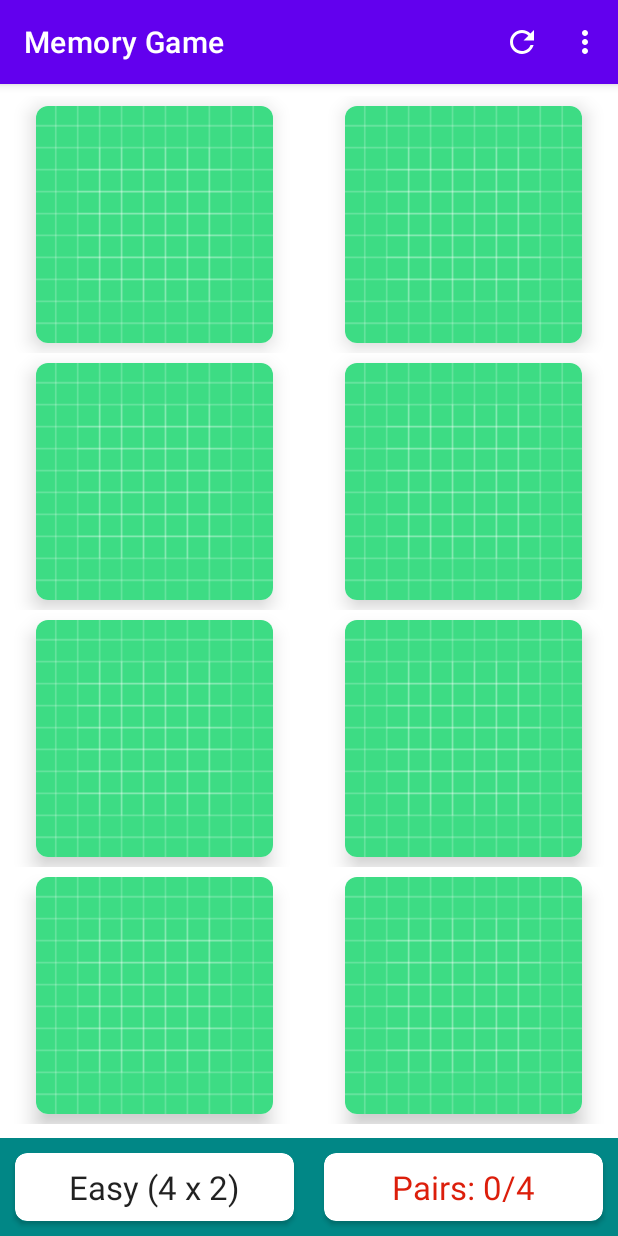
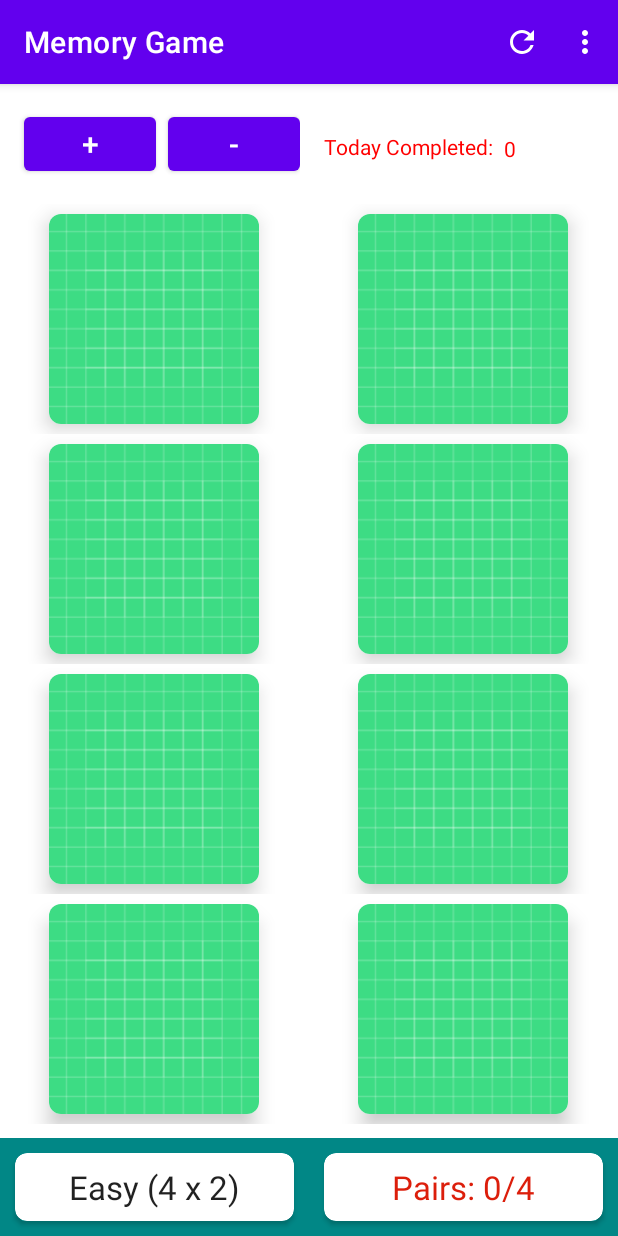
Before and after one commit to zbr79/new-stem, an Android app: the screen it shows after launch (MainActivity), on a phone screen of 412 x 824 dp. Run offline under Robolectric (Android 15) with nearby library versions, the phone set to English and light mode, and no system bars.

Commit message:
added fragments

```diff
--- /dev/null
+++ b/app/src/main/java/com/example/final_project/utils/set_button.kt
@@ -0,0 +1,60 @@
+package com.example.final_project.utils
+
+import android.os.Bundle
+import androidx.fragment.app.Fragment
+import android.view.LayoutInflater
+import android.view.View
+import android.view.ViewGroup
+import com.example.final_project.R
+
+// TODO: Rename parameter arguments, choose names that match
+// the fragment initialization parameters, e.g. ARG_ITEM_NUMBER
+private const val ARG_PARAM1 = "param1"
+private const val ARG_PARAM2 = "param2"
+
+/**
+ * A simple [Fragment] subclass.
+ * Use the [set_button.newInstance] factory method to
+ * create an instance of this fragment.
+ */
+class set_button : Fragment() {
+    // TODO: Rename and change types of parameters
+    private var param1: String? = null
+    private var param2: String? = null
+
+    override fun onCreate(savedInstanceState: Bundle?) {
+        super.onCreate(savedInstanceState)
+        arguments?.let {
+            param1 = it.getString(ARG_PARAM1)
+            param2 = it.getString(ARG_PARAM2)
+        }
+    }
+
+    override fun onCreateView(
+        inflater: LayoutInflater, container: ViewGroup?,
+        savedInstanceState: Bundle?
+    ): View? {
+        // Inflate the layout for this fragment
+        return inflater.inflate(R.layout.fragment_set_button, container, false)
+    }
+
+    companion object {
+        /**
+         * Use this factory method to create a new instance of
+         * this fragment using the provided parameters.
+         *
+         * @param param1 Parameter 1.
+         * @param param2 Parameter 2.
+         * @return A new instance of fragment set_button.
+         */
+        // TODO: Rename and change types and number of parameters
+        @JvmStatic
+        fun newInstance(param1: String, param2: String) =
+            set_button().apply {
+                arguments = Bundle().apply {
+                    putString(ARG_PARAM1, param1)
+                    putString(ARG_PARAM2, param2)
+                }
+            }
+    }
+}
--- /dev/null
+++ b/app/src/main/java/com/example/final_project/utils/set_text.kt
@@ -0,0 +1,60 @@
+package com.example.final_project.utils
+
+import android.os.Bundle
+import androidx.fragment.app.Fragment
+import android.view.LayoutInflater
+import android.view.View
+import android.view.ViewGroup
+import com.example.final_project.R
+
+// TODO: Rename parameter arguments, choose names that match
+// the fragment initialization parameters, e.g. ARG_ITEM_NUMBER
+private const val ARG_PARAM1 = "param1"
+private const val ARG_PARAM2 = "param2"
+
+/**
+ * A simple [Fragment] subclass.
+ * Use the [set_text.newInstance] factory method to
+ * create an instance of this fragment.
+ */
+class set_text : Fragment() {
+    // TODO: Rename and change types of parameters
+    private var param1: String? = null
+    private var param2: String? = null
+
+    override fun onCreate(savedInstanceState: Bundle?) {
+        super.onCreate(savedInstanceState)
+        arguments?.let {
+            param1 = it.getString(ARG_PARAM1)
+            param2 = it.getString(ARG_PARAM2)
+        }
+    }
+
+    override fun onCreateView(
+        inflater: LayoutInflater, container: ViewGroup?,
+        savedInstanceState: Bundle?
+    ): View? {
+        // Inflate the layout for this fragment
+        return inflater.inflate(R.layout.fragment_set_text, container, false)
+    }
+
+    companion object {
+        /**
+         * Use this factory method to create a new instance of
+         * this fragment using the provided parameters.
+         *
+         * @param param1 Parameter 1.
+         * @param param2 Parameter 2.
+         * @return A new instance of fragment set_text.
+         */
+        // TODO: Rename and change types and number of parameters
+        @JvmStatic
+        fun newInstance(param1: String, param2: String) =
+            set_text().apply {
+                arguments = Bundle().apply {
+                    putString(ARG_PARAM1, param1)
+                    putString(ARG_PARAM2, param2)
+                }
+            }
+    }
+}
--- a/app/src/main/res/layout/activity_create.xml
+++ b/app/src/main/res/layout/activity_create.xml
@@ -5,6 +5,26 @@
     android:layout_width="match_parent"
     android:layout_height="match_parent"
     tools:context=".CreateActivity">
+
+    <androidx.fragment.app.FragmentContainerView
+        android:id="@+id/create_completed_text"
+        android:name="com.example.final_project.utils.set_text"
+        android:layout_width="wrap_content"
+        android:layout_height="wrap_content"
+        android:layout_marginBottom="8dp"
+        app:layout_constraintBottom_toTopOf="@+id/create_complete_button"
+        app:layout_constraintEnd_toEndOf="parent"
+        app:layout_constraintStart_toStartOf="parent" />
+
+    <androidx.fragment.app.FragmentContainerView
+        android:id="@+id/create_complete_button"
+        android:name="com.example.final_project.utils.set_button"
+        android:layout_width="wrap_content"
+        android:layout_height="wrap_content"
+        android:layout_marginBottom="32dp"
+        app:layout_constraintBottom_toTopOf="@+id/etGameName"
+        app:layout_constraintEnd_toEndOf="parent"
+        app:layout_constraintStart_toStartOf="parent" />
 
     <Button
         android:id="@+id/btnSave"
@@ -41,11 +61,11 @@
         android:id="@+id/rvImagePicker"
         android:layout_width="0dp"
         android:layout_height="0dp"
+        android:layout_marginTop="8dp"
         android:overScrollMode="never"
-        app:layout_constraintBottom_toTopOf="@+id/etGameName"
+        app:layout_constraintBottom_toTopOf="@+id/create_completed_text"
         app:layout_constraintEnd_toEndOf="parent"
         app:layout_constraintHorizontal_bias="0.0"
         app:layout_constraintStart_toStartOf="parent"
-        app:layout_constraintTop_toTopOf="parent"
-        app:layout_constraintVertical_bias="1.0" />
+        app:layout_constraintTop_toTopOf="parent" />
 </androidx.constraintlayout.widget.ConstraintLayout>
--- a/app/src/main/res/layout/activity_main.xml
+++ b/app/src/main/res/layout/activity_main.xml
@@ -6,6 +6,26 @@
     android:layout_width="match_parent"
     android:layout_height="match_parent"
     tools:context=".MainActivity">
+
+    <androidx.fragment.app.FragmentContainerView
+        android:id="@+id/main_complete_button"
+        android:name="com.example.final_project.utils.set_button"
+        android:layout_width="wrap_content"
+        android:layout_height="wrap_content"
+        android:layout_marginStart="8dp"
+        android:layout_marginTop="8dp"
+        app:layout_constraintStart_toStartOf="parent"
+        app:layout_constraintTop_toTopOf="parent" />
+
+    <androidx.fragment.app.FragmentContainerView
+        android:id="@+id/main_completed_text"
+        android:name="com.example.final_project.utils.set_text"
+        android:layout_width="wrap_content"
+        android:layout_height="wrap_content"
+        android:layout_marginStart="16dp"
+        android:layout_marginTop="32dp"
+        app:layout_constraintStart_toEndOf="@+id/main_complete_button"
+        app:layout_constraintTop_toTopOf="parent" />
 
     <LinearLayout
         android:id="@+id/LLGameInfo"
@@ -56,7 +76,7 @@
         android:id="@+id/rvBoard"
         android:layout_width="0dp"
         android:layout_height="0dp"
-        android:layout_marginTop="8dp"
+        android:layout_marginTop="80dp"
         android:layout_marginBottom="8dp"
         android:overScrollMode="never"
         app:layout_constraintBottom_toTopOf="@+id/LLGameInfo"
--- /dev/null
+++ b/app/src/main/res/layout/fragment_set_button.xml
@@ -0,0 +1,30 @@
+<?xml version="1.0" encoding="utf-8"?>
+<androidx.constraintlayout.widget.ConstraintLayout xmlns:android="http://schemas.android.com/apk/res/android"
+    xmlns:app="http://schemas.android.com/apk/res-auto"
+    xmlns:tools="http://schemas.android.com/tools"
+    android:layout_width="match_parent"
+    android:layout_height="match_parent"
+    tools:context=".utils.set_button">
+
+    <Button
+        android:id="@+id/btn_plus"
+        android:layout_width="wrap_content"
+        android:layout_height="wrap_content"
+        android:layout_marginStart="8dp"
+        android:layout_marginTop="8dp"
+        android:text="+"
+        android:textSize="20sp"
+        app:layout_constraintStart_toStartOf="parent"
+        app:layout_constraintTop_toTopOf="parent" />
+
+    <Button
+        android:id="@+id/btn_minus"
+        android:layout_width="wrap_content"
+        android:layout_height="wrap_content"
+        android:layout_marginStart="8dp"
+        android:layout_marginTop="8dp"
+        android:text="-"
+        android:textSize="20sp"
+        app:layout_constraintStart_toEndOf="@+id/btn_plus"
+        app:layout_constraintTop_toTopOf="parent" />
+</androidx.constraintlayout.widget.ConstraintLayout>
--- /dev/null
+++ b/app/src/main/res/layout/fragment_set_text.xml
@@ -0,0 +1,27 @@
+<?xml version="1.0" encoding="utf-8"?>
+<androidx.constraintlayout.widget.ConstraintLayout xmlns:android="http://schemas.android.com/apk/res/android"
+    xmlns:app="http://schemas.android.com/apk/res-auto"
+    xmlns:tools="http://schemas.android.com/tools"
+    android:layout_width="match_parent"
+    android:layout_height="match_parent"
+    tools:context=".utils.set_text">
+
+    <!-- TODO: Update blank fragment layout -->
+    <TextView
+        android:id="@+id/textView2"
+        android:layout_width="120dp"
+        android:layout_height="20dp"
+        android:text="Today Completed:"
+        android:textColor="#FF0000" />
+
+    <TextView
+        android:id="@+id/text_completed"
+        android:layout_width="wrap_content"
+        android:layout_height="wrap_content"
+        android:layout_marginTop="1dp"
+        android:text="0"
+        android:textColor="#FF0000"
+        app:layout_constraintStart_toEndOf="@+id/textView2"
+        app:layout_constraintTop_toTopOf="parent" />
+
+</androidx.constraintlayout.widget.ConstraintLayout>
--- a/app/src/main/res/values/strings.xml
+++ b/app/src/main/res/values/strings.xml
@@ -23,4 +23,6 @@
     <string name="choose_pics_default">Choose pics (0 / %1$d)</string>
     <string name="access_to_photos">In order to create a custom game, you need to provide access to photos</string>
     <string name="choose_pic">Choose pics (%1$d / %2$d)</string>
+    <!-- TODO: Remove or change this placeholder text -->
+    <string name="hello_blank_fragment">Hello blank fragment</string>
 </resources>
```
Also changed, not shown: 1 other file.
